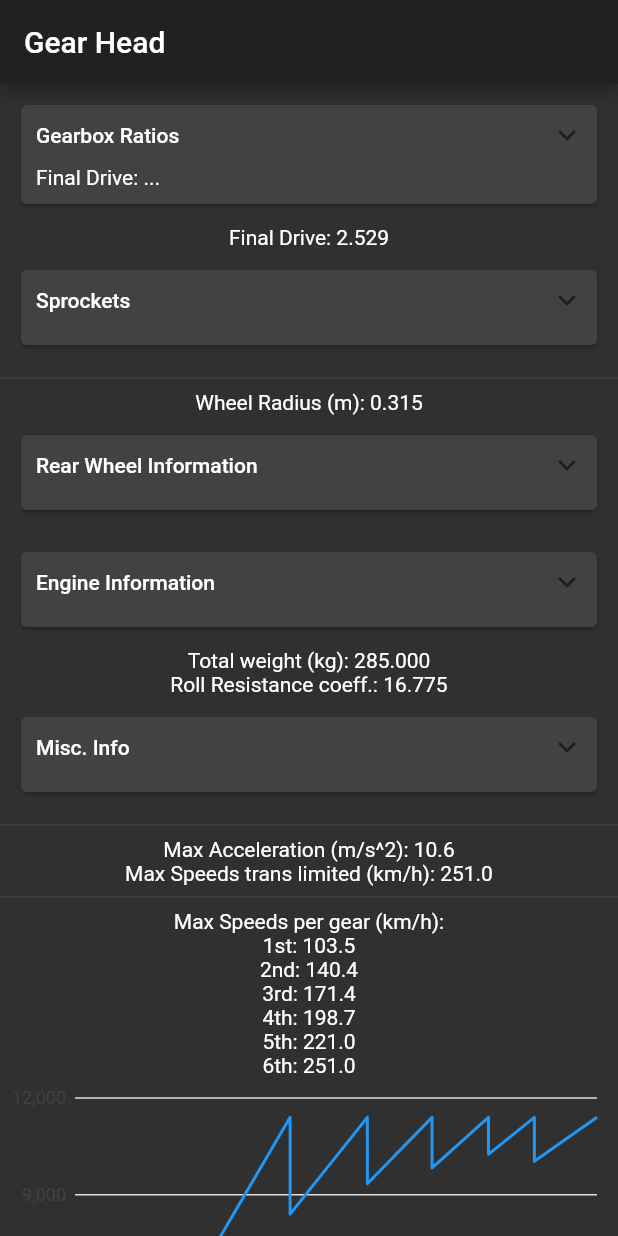
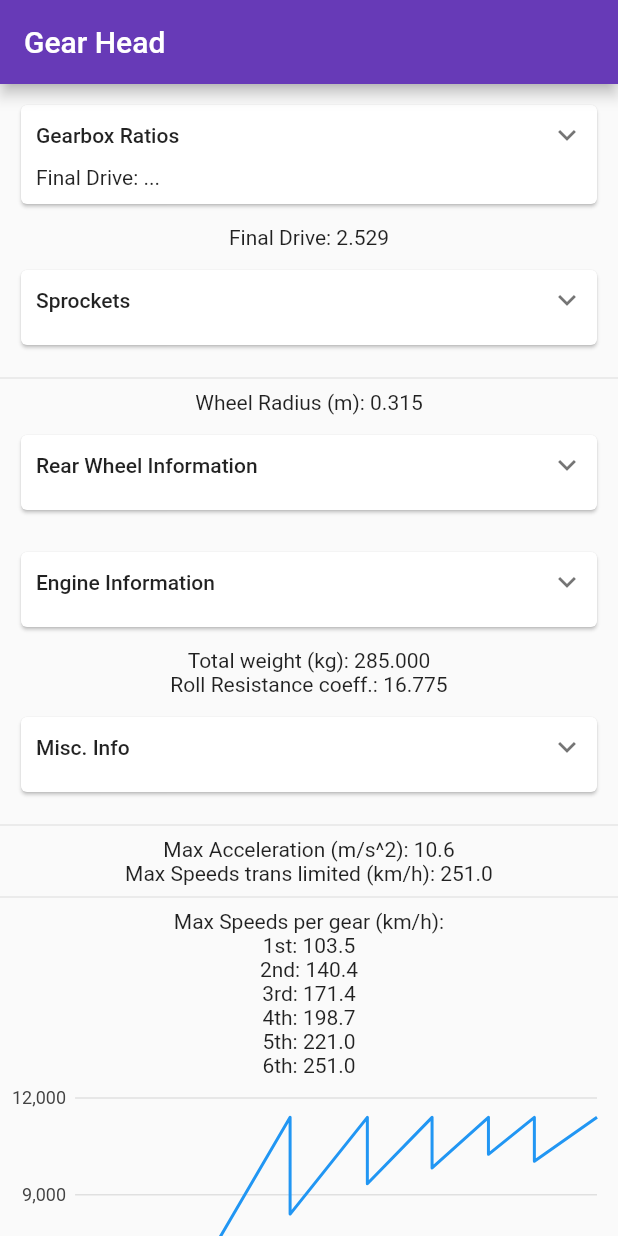
Before and after one commit to vvolkgang/gearhead, a Flutter app: the screen it shows after launch, on a phone screen of 412 x 824 dp. Run offline on Flutter 3.47's test engine with Material 2 defaults, Android fonts, the phone set to English and light mode, and no system bars; drawn by our look-alikes of expandable; our stand-ins replace charts_flutter.

Commit message:
Lighter is better fow now

```diff
--- a/lib/main.dart
+++ b/lib/main.dart
@@ -15,7 +15,7 @@ class MyApp extends StatelessWidget {
   Widget build(BuildContext context) {
     return MaterialApp(
       title: 'Flutter Demo',
-      theme: ThemeData(primarySwatch: Colors.deepPurple, visualDensity: VisualDensity.adaptivePlatformDensity, brightness: Brightness.dark),
+      theme: ThemeData(primarySwatch: Colors.deepPurple, visualDensity: VisualDensity.adaptivePlatformDensity, brightness: Brightness.light),
       home: ChangeNotifierProvider<BikeModel>(create: (context) => BikeModel(), child: const MyHomePage(title: 'Gear Head')),
     );
   }
```
